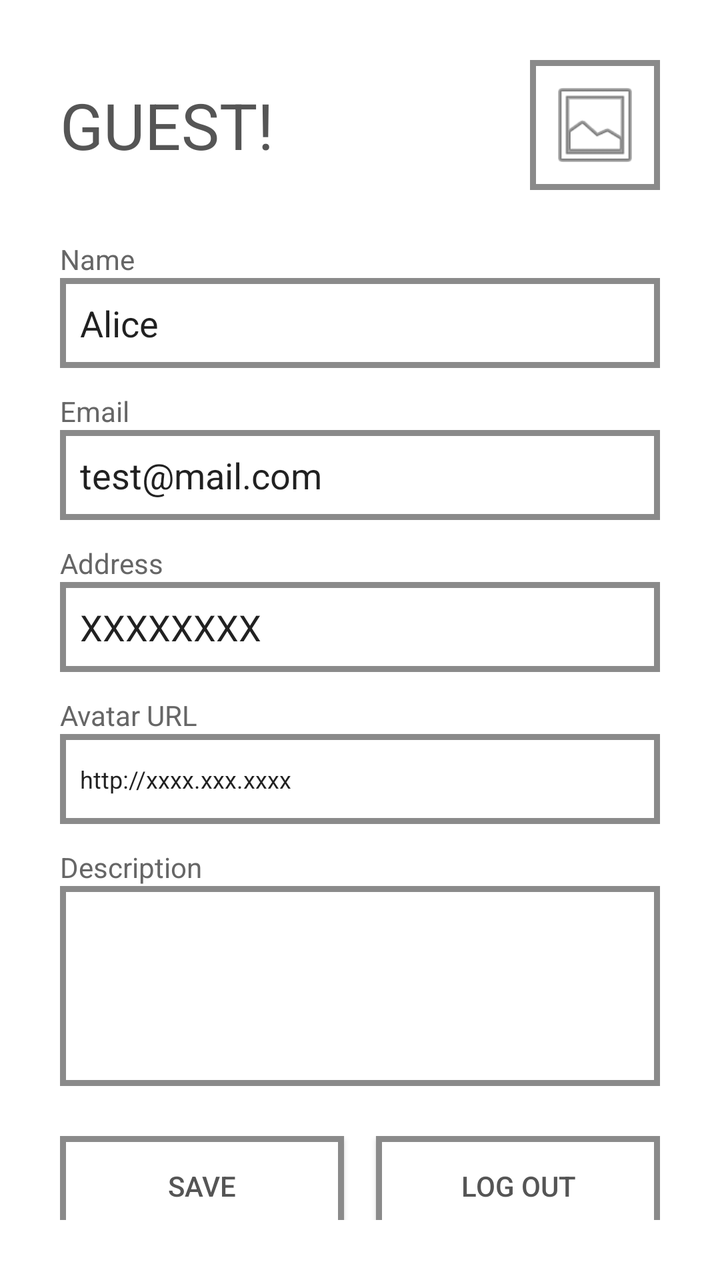
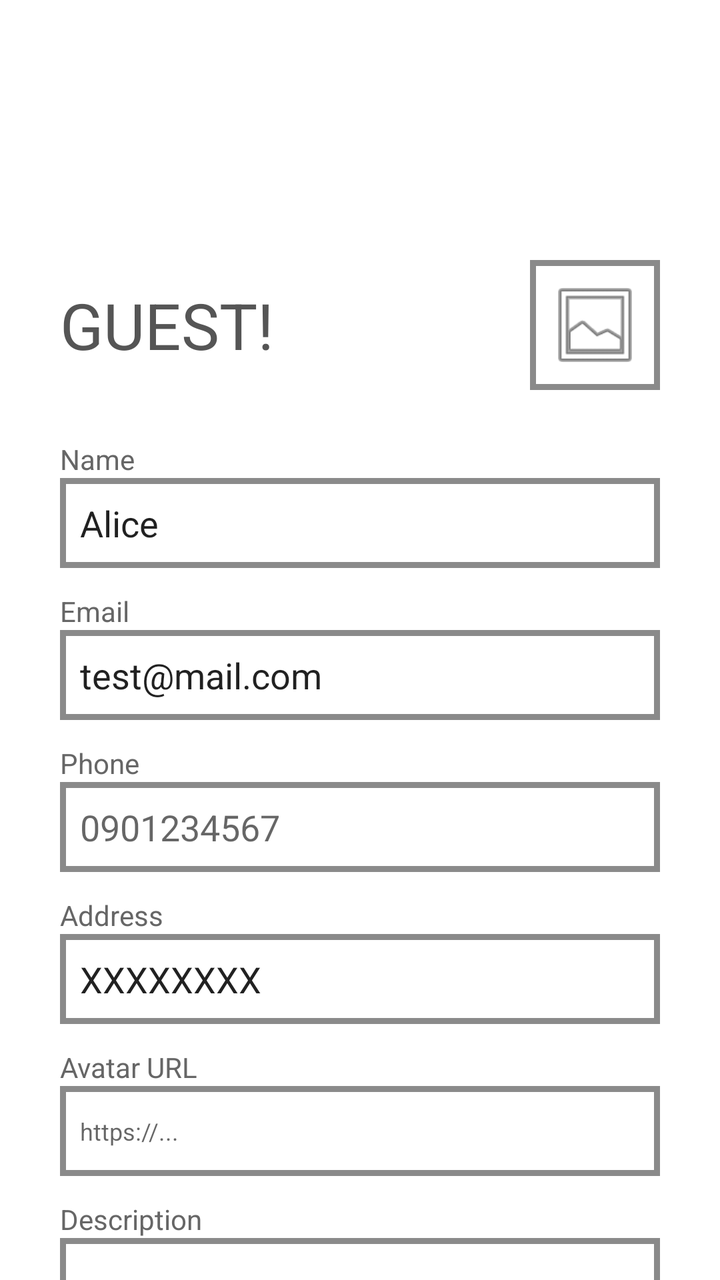

Screens rendered from an Android XML layout before and after an edit, with the pre-edit source and the edit as a unified diff.
<!-- AndroidManifest.xml: application theme Theme.AppCompat.DayNight -->
<!-- res/layout/fragment_profile.xml -->
<?xml version="1.0" encoding="utf-8"?>
<LinearLayout xmlns:android="http://schemas.android.com/apk/res/android"
    android:layout_width="match_parent"
    android:layout_height="match_parent"
    android:orientation="vertical"
    android:background="#FFFFFF"
    android:padding="30dp"
    android:gravity="center">

    <RelativeLayout
        android:layout_width="match_parent"
        android:layout_height="wrap_content"
        android:layout_marginBottom="25dp">

        <TextView
            android:id="@+id/tv_profile_title"
            android:layout_width="wrap_content"
            android:layout_height="wrap_content"
            android:text="GUEST!"
            android:textSize="32sp"
            android:textColor="#555555"
            android:layout_centerVertical="true" />

        <ImageView
            android:layout_width="65dp"
            android:layout_height="65dp"
            android:layout_alignParentRight="true"
            android:padding="8dp"
            android:src="@android:drawable/ic_menu_gallery"
            android:background="@drawable/border_rect" />
    </RelativeLayout>

    <TextView android:layout_width="match_parent" android:layout_height="wrap_content" android:text="Name" android:textColor="#666666" />
    <EditText android:id="@+id/edt_prof_name" android:layout_width="match_parent" android:layout_height="45dp" android:text="Alice" android:background="@drawable/border_rect" android:layout_marginBottom="12dp" />

    <TextView android:layout_width="match_parent" android:layout_height="wrap_content" android:text="Email" android:textColor="#666666" />
    <EditText android:id="@+id/edt_prof_email" android:layout_width="match_parent" android:layout_height="45dp" android:text="test@mail.com" android:background="@drawable/border_rect" android:layout_marginBottom="12dp" />

    <TextView android:layout_width="match_parent" android:layout_height="wrap_content" android:text="Address" android:textColor="#666666" />
    <EditText android:id="@+id/edt_prof_address" android:layout_width="match_parent" android:layout_height="45dp" android:text="XXXXXXXX" android:background="@drawable/border_rect" android:layout_marginBottom="12dp" />

    <TextView android:layout_width="match_parent" android:layout_height="wrap_content" android:text="Avatar URL" android:textColor="#666666" />
    <EditText android:layout_width="match_parent" android:layout_height="45dp" android:text="http://xxxx.xxx.xxxx" android:textSize="12sp" android:background="@drawable/border_rect" android:layout_marginBottom="12dp" />

    <TextView android:layout_width="match_parent" android:layout_height="wrap_content" android:text="Description" android:textColor="#666666" />
    <EditText android:id="@+id/edt_prof_description" android:layout_width="match_parent" android:layout_height="100dp" android:gravity="top|left" android:padding="10dp" android:background="@drawable/border_rect" android:layout_marginBottom="25dp" />

    <LinearLayout
        android:layout_width="match_parent"
        android:layout_height="wrap_content"
        android:orientation="horizontal">
        <LinearLayout
            android:layout_width="match_parent"
            android:layout_height="wrap_content"
            android:orientation="horizontal">
            <androidx.appcompat.widget.AppCompatButton
                android:id="@+id/btn_save"
                android:layout_width="0dp"
                android:layout_weight="1"
                android:layout_height="50dp"
                android:text="SAVE"
                android:layout_marginRight="8dp"
                android:background="@drawable/border_rect"
                android:textColor="#555555"
                android:textAllCaps="false"/>
            <androidx.appcompat.widget.AppCompatButton
                android:id="@+id/btn_logout"
                android:layout_width="0dp"
                android:layout_weight="1"
                android:layout_height="50dp"
                android:text="LOG OUT"
                android:layout_marginLeft="8dp"
                android:background="@drawable/border_rect"
                android:textColor="#555555"
                android:textAllCaps="false"/>
        </LinearLayout>
    </LinearLayout>
</LinearLayout>
<!-- resources referenced by this layout -->
<resources>
  <!-- drawable border_rect (drawable) -->
  <?xml version="1.0" encoding="utf-8"?>
  <shape xmlns:android="http://schemas.android.com/apk/res/android">
      <solid android:color="#FFFFFF" /> <stroke
      android:width="3dp"
      android:color="#8A8A8A" /> <padding
      android:left="10dp"
      android:top="8dp"
      android:right="10dp"
      android:bottom="8dp" />
      <corners android:radius="0dp" /> </shape>
</resources>

<!-- the commit's change to res/layout/fragment_profile.xml (unified diff, before → after) -->
@@ -1,65 +1,72 @@
 <?xml version="1.0" encoding="utf-8"?>
-<LinearLayout xmlns:android="http://schemas.android.com/apk/res/android"
+<androidx.core.widget.NestedScrollView xmlns:android="http://schemas.android.com/apk/res/android"
     android:layout_width="match_parent"
     android:layout_height="match_parent"
-    android:orientation="vertical"
-    android:background="#FFFFFF"
-    android:padding="30dp"
-    android:gravity="center">
-
-    <RelativeLayout
-        android:layout_width="match_parent"
-        android:layout_height="wrap_content"
-        android:layout_marginBottom="25dp">
-
-        <TextView
-            android:id="@+id/tv_profile_title"
-            android:layout_width="wrap_content"
-            android:layout_height="wrap_content"
-            android:text="GUEST!"
-            android:textSize="32sp"
-            android:textColor="#555555"
-            android:layout_centerVertical="true" />
-
-        <ImageView
-            android:layout_width="65dp"
-            android:layout_height="65dp"
-            android:layout_alignParentRight="true"
-            android:padding="8dp"
-            android:src="@android:drawable/ic_menu_gallery"
-            android:background="@drawable/border_rect" />
-    </RelativeLayout>
-
-    <TextView android:layout_width="match_parent" android:layout_height="wrap_content" android:text="Name" android:textColor="#666666" />
-    <EditText android:id="@+id/edt_prof_name" android:layout_width="match_parent" android:layout_height="45dp" android:text="Alice" android:background="@drawable/border_rect" android:layout_marginBottom="12dp" />
-
-    <TextView android:layout_width="match_parent" android:layout_height="wrap_content" android:text="Email" android:textColor="#666666" />
-    <EditText android:id="@+id/edt_prof_email" android:layout_width="match_parent" android:layout_height="45dp" android:text="test@mail.com" android:background="@drawable/border_rect" android:layout_marginBottom="12dp" />
-
-    <TextView android:layout_width="match_parent" android:layout_height="wrap_content" android:text="Address" android:textColor="#666666" />
-    <EditText android:id="@+id/edt_prof_address" android:layout_width="match_parent" android:layout_height="45dp" android:text="XXXXXXXX" android:background="@drawable/border_rect" android:layout_marginBottom="12dp" />
-
-    <TextView android:layout_width="match_parent" android:layout_height="wrap_content" android:text="Avatar URL" android:textColor="#666666" />
-    <EditText android:layout_width="match_parent" android:layout_height="45dp" android:text="http://xxxx.xxx.xxxx" android:textSize="12sp" android:background="@drawable/border_rect" android:layout_marginBottom="12dp" />
-
-    <TextView android:layout_width="match_parent" android:layout_height="wrap_content" android:text="Description" android:textColor="#666666" />
-    <EditText android:id="@+id/edt_prof_description" android:layout_width="match_parent" android:layout_height="100dp" android:gravity="top|left" android:padding="10dp" android:background="@drawable/border_rect" android:layout_marginBottom="25dp" />
+    android:fillViewport="true"
+    android:background="#FFFFFF">
 
     <LinearLayout
         android:layout_width="match_parent"
         android:layout_height="wrap_content"
-        android:orientation="horizontal">
+        android:orientation="vertical"
+        android:padding="30dp">
+
+        <RelativeLayout
+            android:layout_width="match_parent"
+            android:layout_height="wrap_content"
+            android:layout_marginBottom="25dp"
+            android:layout_marginTop="100dp">
+
+            <TextView
+                android:id="@+id/tv_profile_title"
+                android:layout_width="wrap_content"
+                android:layout_height="wrap_content"
+                android:text="GUEST!"
+                android:textSize="32sp"
+                android:textColor="#555555"
+                android:layout_centerVertical="true" />
+
+            <ImageView
+                android:id="@+id/iv_prof_avatar"
+                android:layout_width="65dp"
+                android:layout_height="65dp"
+                android:layout_alignParentEnd="true"
+                android:padding="8dp"
+                android:contentDescription="@string/profile_avatar"
+                android:src="@android:drawable/ic_menu_gallery"
+                android:background="@drawable/border_rect" />
+        </RelativeLayout>
+
+        <TextView android:layout_width="match_parent" android:layout_height="wrap_content" android:text="Name" android:textColor="#666666" />
+        <EditText android:id="@+id/edt_prof_name" android:layout_width="match_parent" android:layout_height="45dp" android:text="Alice" android:background="@drawable/border_rect" android:layout_marginBottom="12dp" />
+
+        <TextView android:layout_width="match_parent" android:layout_height="wrap_content" android:text="Email" android:textColor="#666666" />
+        <EditText android:id="@+id/edt_prof_email" android:layout_width="match_parent" android:layout_height="45dp" android:text="test@mail.com" android:background="@drawable/border_rect" android:layout_marginBottom="12dp" android:inputType="textEmailAddress" />
+
+        <TextView android:layout_width="match_parent" android:layout_height="wrap_content" android:text="Phone" android:textColor="#666666" />
+        <EditText android:id="@+id/edt_prof_phone" android:layout_width="match_parent" android:layout_height="45dp" android:background="@drawable/border_rect" android:layout_marginBottom="12dp" android:hint="0901234567" android:inputType="phone" />
+
+        <TextView android:layout_width="match_parent" android:layout_height="wrap_content" android:text="Address" android:textColor="#666666" />
+        <EditText android:id="@+id/edt_prof_address" android:layout_width="match_parent" android:layout_height="45dp" android:text="XXXXXXXX" android:background="@drawable/border_rect" android:layout_marginBottom="12dp" />
+
+        <TextView android:layout_width="match_parent" android:layout_height="wrap_content" android:text="Avatar URL" android:textColor="#666666" />
+        <EditText android:id="@+id/edt_prof_avatar_url" android:layout_width="match_parent" android:layout_height="45dp" android:hint="https://..." android:textSize="12sp" android:background="@drawable/border_rect" android:layout_marginBottom="12dp" android:inputType="textUri" />
+
+        <TextView android:layout_width="match_parent" android:layout_height="wrap_content" android:text="Description" android:textColor="#666666" />
+        <EditText android:id="@+id/edt_prof_description" android:layout_width="match_parent" android:layout_height="100dp" android:gravity="top|start" android:padding="10dp" android:background="@drawable/border_rect" android:layout_marginBottom="16dp" />
+
         <LinearLayout
             android:layout_width="match_parent"
             android:layout_height="wrap_content"
-            android:orientation="horizontal">
+            android:orientation="horizontal"
+            android:layout_marginBottom="20dp">
             <androidx.appcompat.widget.AppCompatButton
                 android:id="@+id/btn_save"
                 android:layout_width="0dp"
                 android:layout_weight="1"
                 android:layout_height="50dp"
                 android:text="SAVE"
-                android:layout_marginRight="8dp"
+                android:layout_marginEnd="8dp"
                 android:background="@drawable/border_rect"
                 android:textColor="#555555"
                 android:textAllCaps="false"/>
@@ -69,10 +76,28 @@
                 android:layout_weight="1"
                 android:layout_height="50dp"
                 android:text="LOG OUT"
-                android:layout_marginLeft="8dp"
+                android:layout_marginStart="8dp"
                 android:background="@drawable/border_rect"
                 android:textColor="#555555"
                 android:textAllCaps="false"/>
         </LinearLayout>
+
+        <TextView
+            android:id="@+id/tv_profile_posts_header"
+            android:layout_width="match_parent"
+            android:layout_height="wrap_content"
+            android:text="Bài viết (API)"
+            android:textSize="18sp"
+            android:textStyle="bold"
+            android:textColor="#333333"
+            android:layout_marginBottom="8dp" />
+
+        <androidx.recyclerview.widget.RecyclerView
+            android:id="@+id/rv_profile_posts"
+            android:layout_width="match_parent"
+            android:layout_height="wrap_content"
+            android:nestedScrollingEnabled="false"
+            android:minHeight="120dp" />
+
     </LinearLayout>
-</LinearLayout>
+</androidx.core.widget.NestedScrollView>
<!-- resource entries referenced after the edit -->
@@ -11,5 +11,6 @@
       android:right="10dp"
       android:bottom="8dp" />
       <corners android:radius="0dp" /> </shape>
+  <string name="profile_avatar">Ảnh đại diện</string>
 </resources>
 
